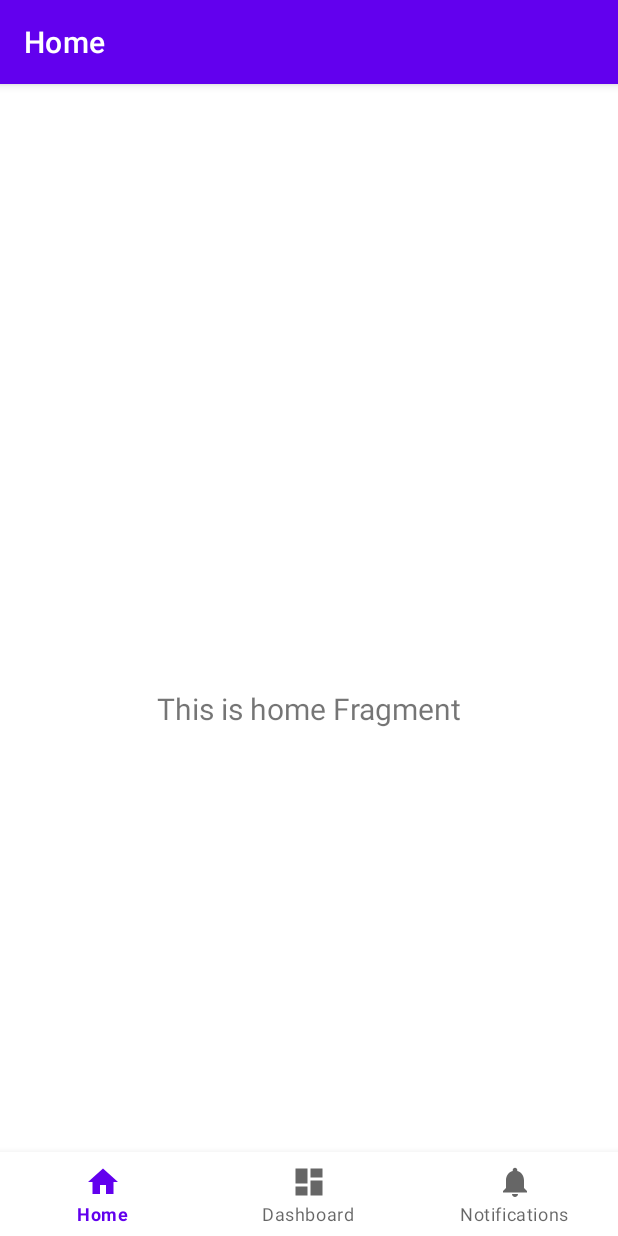
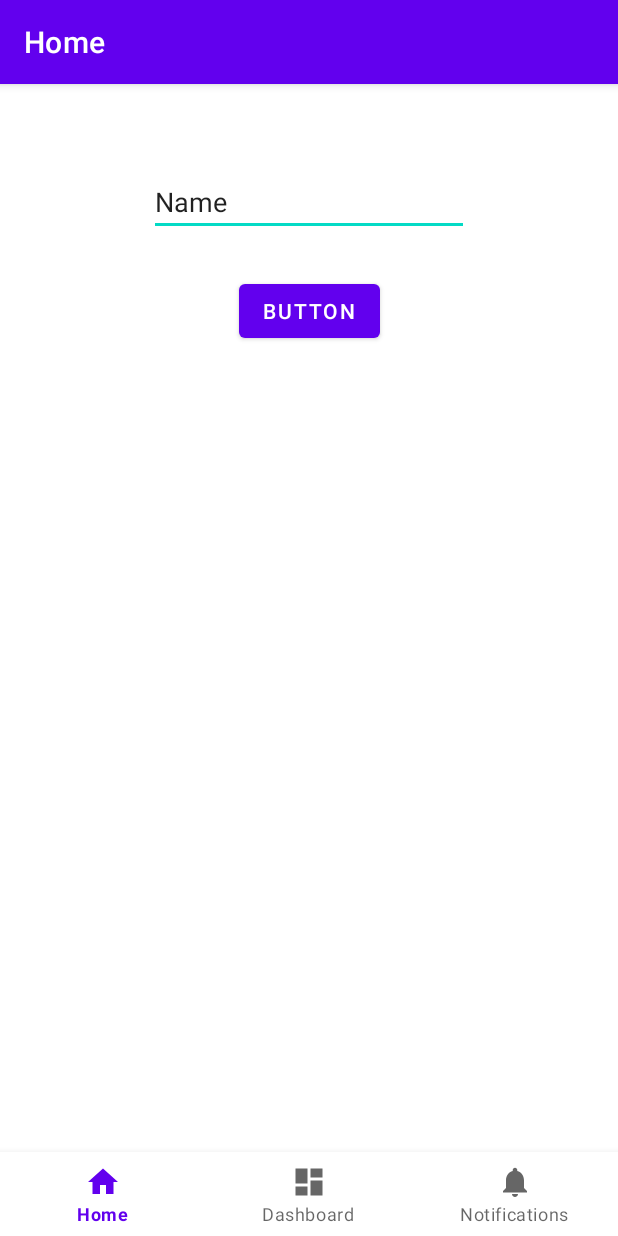
Before and after one commit to vgangapersad/padelpal, an Android app: the screen it shows after launch (MainActivity), on a phone screen of 412 x 824 dp. Run offline under Robolectric (Android 15) with nearby library versions, the phone set to English and light mode, and no system bars; our stand-ins replace navigation-ui.

```diff
--- a/app/src/main/java/edu/ap/padelpal/ui/home/HomeFragment.kt
+++ b/app/src/main/java/edu/ap/padelpal/ui/home/HomeFragment.kt
@@ -28,10 +28,6 @@ class HomeFragment : Fragment() {
         _binding = FragmentHomeBinding.inflate(inflater, container, false)
         val root: View = binding.root
 
-        val textView: TextView = binding.textHome
-        homeViewModel.text.observe(viewLifecycleOwner) {
-            textView.text = it
-        }
         return root
     }
 
--- a/app/src/main/res/layout/activity_main.xml
+++ b/app/src/main/res/layout/activity_main.xml
@@ -1,6 +1,7 @@
 <?xml version="1.0" encoding="utf-8"?>
 <androidx.constraintlayout.widget.ConstraintLayout xmlns:android="http://schemas.android.com/apk/res/android"
     xmlns:app="http://schemas.android.com/apk/res-auto"
+    xmlns:tools="http://schemas.android.com/tools"
     android:id="@+id/container"
     android:layout_width="match_parent"
     android:layout_height="match_parent"
--- a/app/src/main/res/layout/fragment_home.xml
+++ b/app/src/main/res/layout/fragment_home.xml
@@ -6,17 +6,27 @@
     android:layout_height="match_parent"
     tools:context=".ui.home.HomeFragment">
 
-    <TextView
-        android:id="@+id/text_home"
-        android:layout_width="match_parent"
+    <Button
+        android:id="@+id/button2"
+        android:layout_width="wrap_content"
         android:layout_height="wrap_content"
-        android:layout_marginStart="8dp"
-        android:layout_marginTop="8dp"
-        android:layout_marginEnd="8dp"
-        android:textAlignment="center"
-        android:textSize="20sp"
-        app:layout_constraintBottom_toBottomOf="parent"
+        android:layout_marginTop="26dp"
+        android:text="@string/button"
         app:layout_constraintEnd_toEndOf="parent"
         app:layout_constraintStart_toStartOf="parent"
-        app:layout_constraintTop_toTopOf="parent" />
+        app:layout_constraintTop_toBottomOf="@+id/editTextText"
+        tools:ignore="MissingConstraints" />
+
+    <EditText
+        android:id="@+id/editTextText"
+        android:layout_width="wrap_content"
+        android:layout_height="wrap_content"
+        android:ems="10"
+        android:inputType="text"
+        android:text="@string/name"
+        app:layout_constraintEnd_toEndOf="parent"
+        app:layout_constraintStart_toStartOf="parent"
+        app:layout_constraintTop_toTopOf="parent"
+        app:layout_constraintVertical_bias="0.07999998"
+        tools:ignore="MissingConstraints" />
 </androidx.constraintlayout.widget.ConstraintLayout>
--- a/app/src/main/res/values/strings.xml
+++ b/app/src/main/res/values/strings.xml
@@ -1,6 +1,9 @@
 <resources>
     <string name="app_name">PadelPal</string>
+    <string name="web_client_id">911192236859-ut5h16meu0vhsi3qno2220e7jbi124qq.apps.googleusercontent.com</string>
     <string name="title_home">Home</string>
     <string name="title_dashboard">Dashboard</string>
     <string name="title_notifications">Notifications</string>
+    <string name="button">Button</string>
+    <string name="name">Name</string>
 </resources>
```
Also changed, not shown: app/build.gradle.kts (+20 -2 lines), app/src/main/java/edu/ap/padelpal/presentation/sign_in/GoogleAuthUIClient.kt (added, +91 -0 lines), app/src/main/java/edu/ap/padelpal/presentation/sign_in/SignInResult.kt (added, +12 -0 lines), build.gradle.kts (+7 -0 lines), 1 other file.
